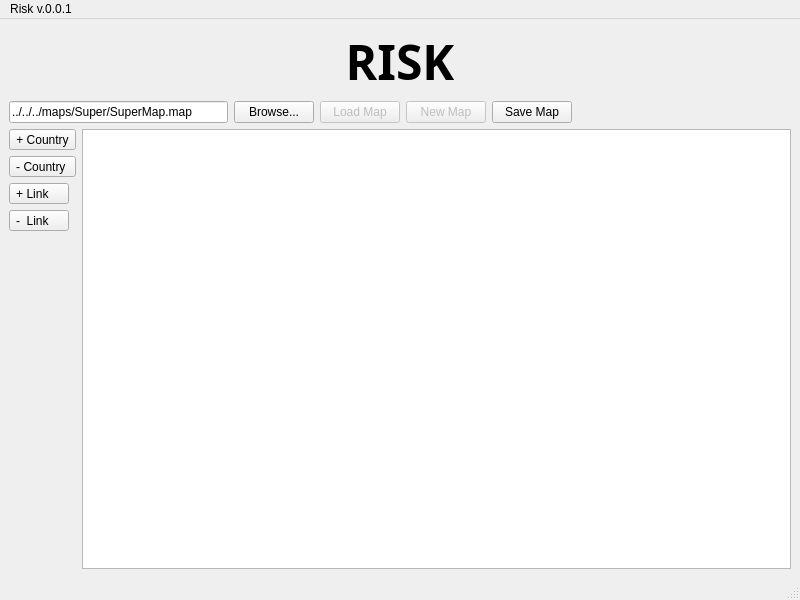
Qt form gui/map_editor.ui (TaimoorRana/Risk) before a commit.
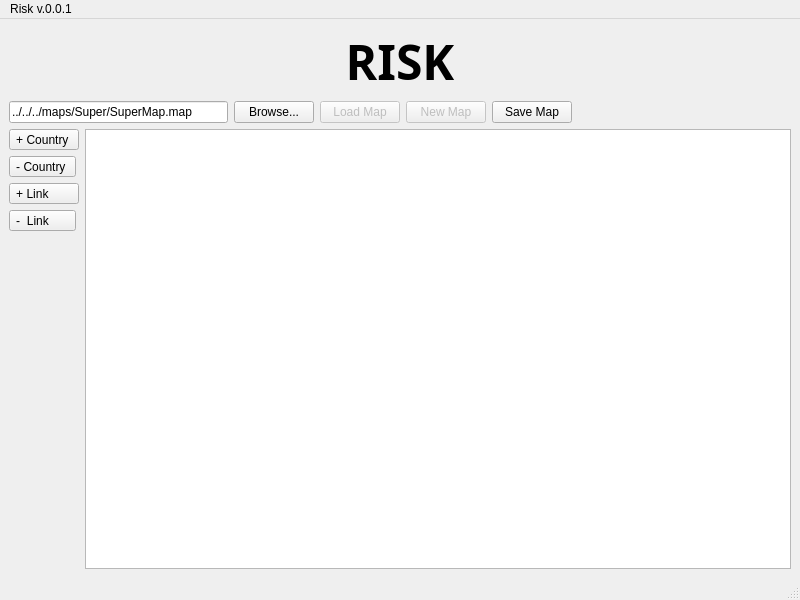
The same form after that commit.

Commit message: Eliminated Radio Buttons in Phase and changed them to QLabels, same behaviour but prevents user from clicking on a useless Radio button

Diff of the .ui file:
```diff
--- a/gui/map_editor.ui
+++ b/gui/map_editor.ui
@@ -101,7 +101,7 @@
         <item>
          <widget class="QToolButton" name="addCountryPushButton">
           <property name="text">
-           <string>+ Country</string>
+           <string>+ Country </string>
           </property>
           <property name="checkable">
            <bool>true</bool>
@@ -121,7 +121,7 @@
         <item>
          <widget class="QToolButton" name="addNeighbourPushButton">
           <property name="text">
-           <string>+ Link    </string>
+           <string>+ Link       </string>
           </property>
           <property name="checkable">
            <bool>true</bool>
@@ -131,7 +131,7 @@
         <item>
          <widget class="QToolButton" name="removeNeighbourPushButton">
           <property name="text">
-           <string>-  Link    </string>
+           <string>-  Link      </string>
           </property>
           <property name="checkable">
            <bool>true</bool>
```
The commit also changes 2 other files.
